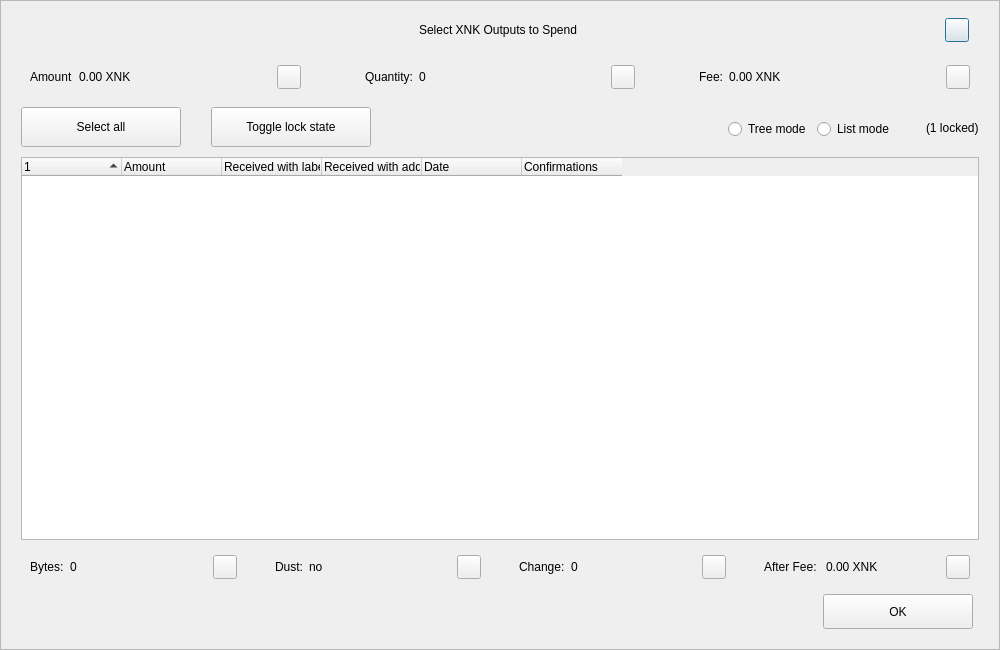
Before: the Qt Designer form src/qt/forms/coincontroldialog.ui in kopernikus-git/xnk-1, drawn with Qt 5.
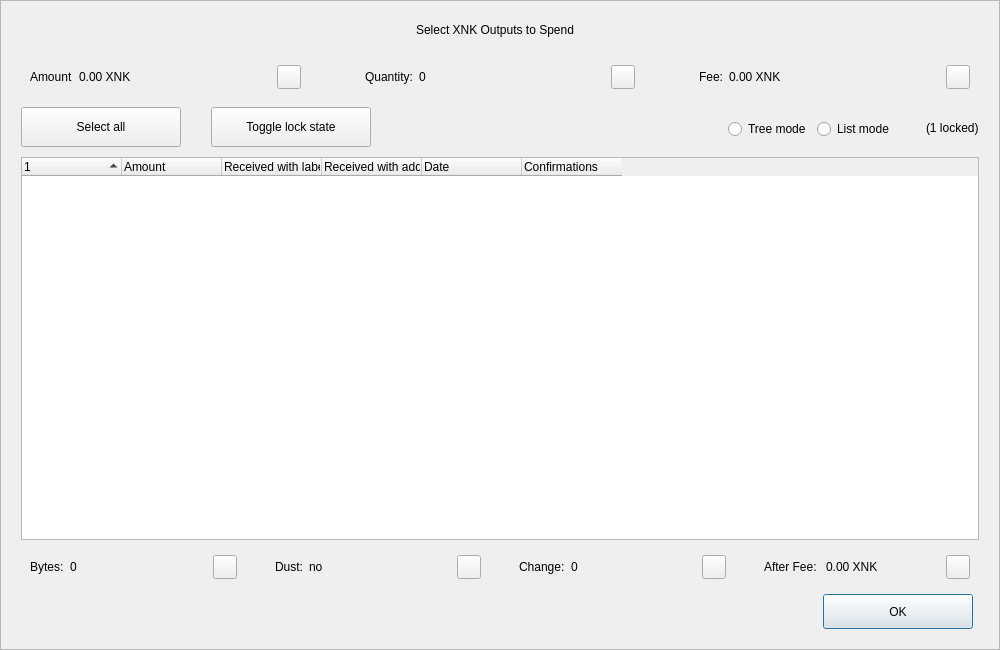
After: the same form once the commit is applied. Custom widgets are drawn as their Qt base class.

Commit message: [GUI] CoinControlDialog remove duplicate esc button

What changed in the file:
```diff
--- a/src/qt/forms/coincontroldialog.ui
+++ b/src/qt/forms/coincontroldialog.ui
@@ -97,9 +97,6 @@
             <height>40</height>
            </size>
           </property>
-          <property name="styleSheet">
-           <string notr="true">padding-left:30px;</string>
-          </property>
           <property name="text">
            <string>Select XNK Outputs to Spend</string>
           </property>
@@ -124,25 +121,6 @@
           </property>
          </spacer>
         </item>
-        <item>
-         <widget class="QPushButton" name="btnEsc">
-          <property name="minimumSize">
-           <size>
-            <width>24</width>
-            <height>24</height>
-           </size>
-          </property>
-          <property name="maximumSize">
-           <size>
-            <width>24</width>
-            <height>24</height>
-           </size>
-          </property>
-          <property name="text">
-           <string/>
-          </property>
-         </widget>
-        </item>
        </layout>
       </item>
       <item>
```
The commit also changes 1 other file.
